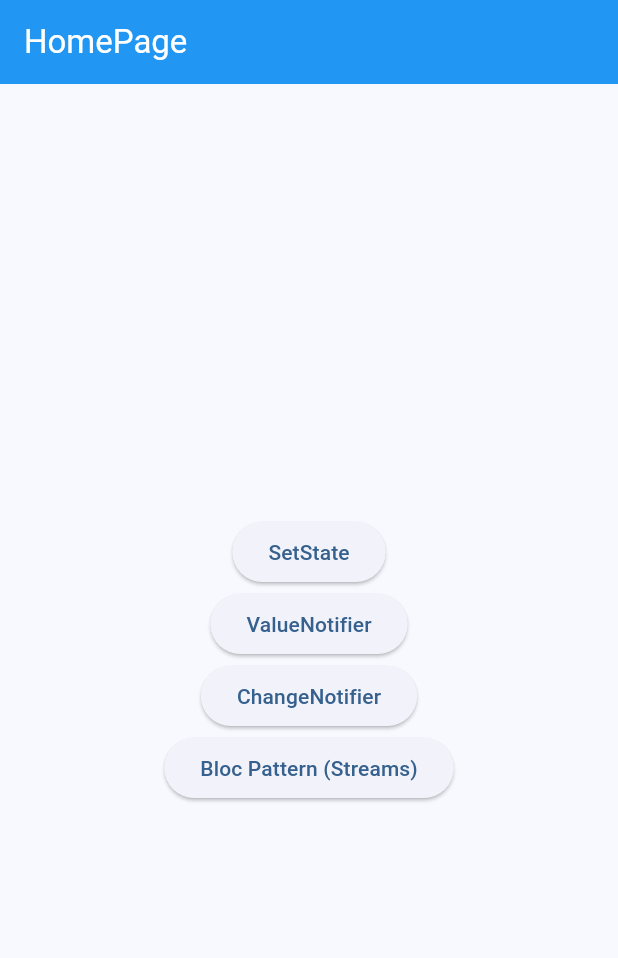
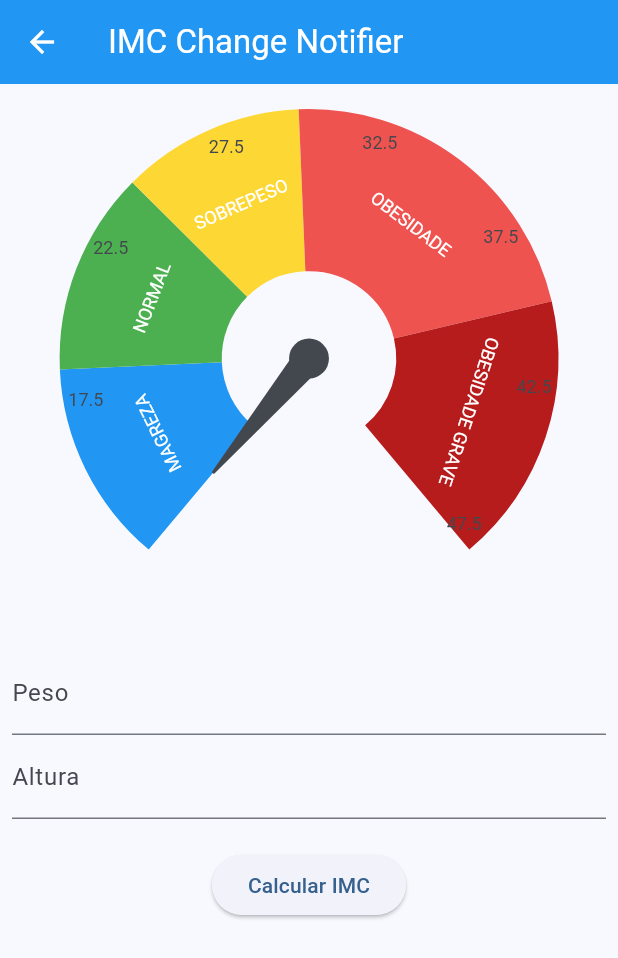
Before and after one commit to enzozami/gerencia_estado_flutter_estudo, a Flutter app: the screen it shows after launch, after a tap on "ChangeNotifier", on a phone screen of 412 x 824 dp. Shown: the top 958 px of the screen. Run offline on Flutter 3.47's test engine with Material 3 defaults, Android fonts, the phone set to English and light mode, and no system bars; drawn by our look-alikes of syncfusion_flutter_gauges; our stand-ins replace currency_text_input_formatter.

Commit message:
change notifier

```diff
--- /dev/null
+++ b/lib/changeNotifier/change_notifier_controller.dart
@@ -0,0 +1,16 @@
+import 'dart:math';
+
+import 'package:flutter/material.dart';
+
+class ChangeNotifierController extends ChangeNotifier {
+  // ele builda apenas o animated - mais organizado!
+  var imc = 0.0;
+
+  Future<void> calcularIMC({required double peso, required double altura}) async {
+    imc = 0;
+    notifyListeners();
+    await Future.delayed(Duration(seconds: 1));
+    imc = peso / pow(altura, 2);
+    notifyListeners();
+  }
+}
--- /dev/null
+++ b/lib/changeNotifier/change_notifier_page.dart
@@ -0,0 +1,111 @@
+import 'package:currency_text_input_formatter/currency_text_input_formatter.dart';
+import 'package:flutter/material.dart';
+import 'package:flutter_default_state_manager/changeNotifier/change_notifier_controller.dart';
+import 'package:flutter_default_state_manager/widgets/imc_gauge.dart';
+import 'package:intl/intl.dart';
+
+class ChangeNotifierPage extends StatefulWidget {
+  const ChangeNotifierPage({super.key});
+
+  @override
+  State<ChangeNotifierPage> createState() => _ChangeNotifierPageState();
+}
+
+class _ChangeNotifierPageState extends State<ChangeNotifierPage> {
+  final controller = ChangeNotifierController();
+  final formKey = GlobalKey<FormState>();
+  final pesoEC = TextEditingController();
+  final alturaEC = TextEditingController();
+
+  @override
+  void dispose() {
+    super.dispose();
+    pesoEC.dispose();
+    alturaEC.dispose();
+  }
+
+  @override
+  Widget build(BuildContext context) {
+    return Scaffold(
+      appBar: AppBar(
+        title: const Text('IMC Change Notifier'),
+      ),
+      body: SingleChildScrollView(
+        child: Form(
+          key: formKey,
+          child: Padding(
+            padding: const EdgeInsets.all(8.0),
+            child: Column(
+              children: [
+                AnimatedBuilder(
+                  animation: controller,
+                  builder: (context, child) {
+                    return ImcGauge(imc: controller.imc);
+                  },
+                ),
+                SizedBox(
+                  height: 20,
+                ),
+                TextFormField(
+                  controller: pesoEC,
+                  keyboardType: TextInputType.number,
+                  decoration: InputDecoration(labelText: 'Peso'),
+                  inputFormatters: [
+                    CurrencyTextInputFormatter.currency(
+                      locale: 'pt_BR',
+                      decimalDigits: 2,
+                      symbol: '',
+                      turnOffGrouping: true,
+                    ),
+                  ],
+                  validator: (String? value) {
+                    if (value == null || value.isEmpty) return 'Peso obrigatório';
+                    return null;
+                  },
+                ),
+                TextFormField(
+                  controller: alturaEC,
+                  keyboardType: TextInputType.number,
+                  decoration: InputDecoration(labelText: 'Altura'),
+                  inputFormatters: [
+                    CurrencyTextInputFormatter.currency(
+                      locale: 'pt_BR',
+                      decimalDigits: 2,
+                      symbol: '',
+                      turnOffGrouping: true,
+                    ),
+                  ],
+                  validator: (String? value) {
+                    if (value == null || value.isEmpty) return 'Altura obrigatório';
+                    return null;
+                  },
+                ),
+                SizedBox(
+                  height: 20,
+                ),
+                ElevatedButton(
+                  onPressed: () {
+                    var formValid = formKey.currentState?.validate() ?? false;
+
+                    if (formValid) {
+                      var formatter = NumberFormat.simpleCurrency(
+                        locale: 'pt_BR',
+                        decimalDigits: 2,
+                      );
+
+                      double peso = formatter.parse(pesoEC.text) as double;
+                      double altura = formatter.parse(alturaEC.text) as double;
+
+                      controller.calcularIMC(peso: peso, altura: altura);
+                    }
+                  },
+                  child: Text('Calcular IMC'),
+                ),
+              ],
+            ),
+          ),
+        ),
+      ),
+    );
+  }
+}
--- a/lib/home_page.dart
+++ b/lib/home_page.dart
@@ -1,4 +1,5 @@
 import 'package:flutter/material.dart';
+import 'package:flutter_default_state_manager/changeNotifier/change_notifier_page.dart';
 import 'package:flutter_default_state_manager/setState/imc_setstate_page.dart';
 import 'package:flutter_default_state_manager/valueNotifier/value_notifier_page.dart';
 
@@ -34,7 +35,7 @@ class HomePage extends StatelessWidget {
               child: Text('ValueNotifier'),
             ),
             ElevatedButton(
-              onPressed: () {},
+              onPressed: () => _goToPage(context, ChangeNotifierPage()),
               child: Text('ChangeNotifier'),
             ),
             ElevatedButton(
```
